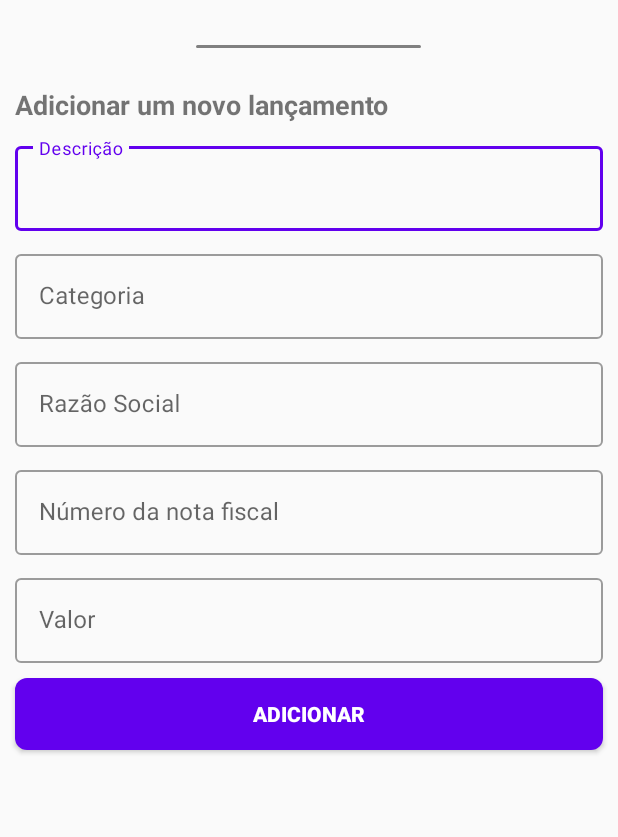
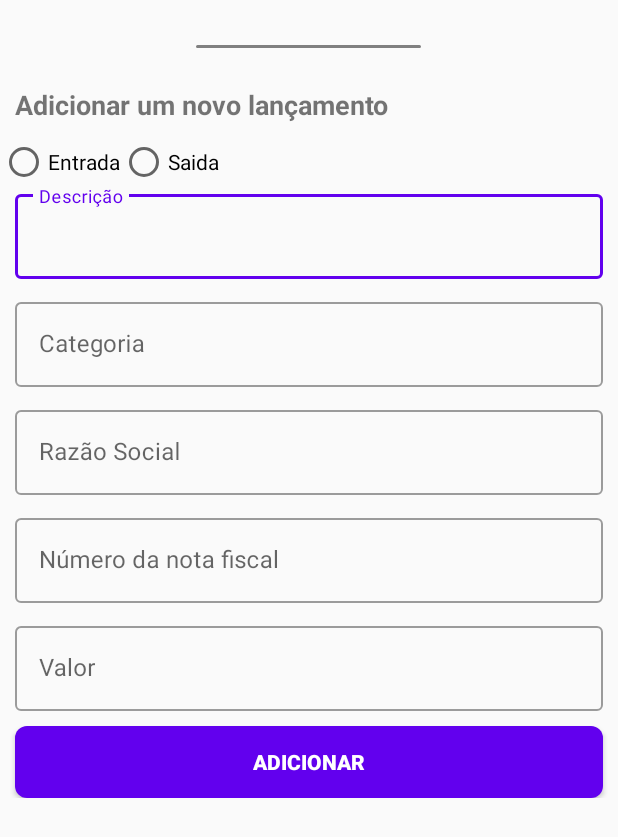
Before and after one commit to emersonfiwre/FinanceCasaDeDeus, an Android app: the layout dialog_single_input.xml on its own in the app's theme, with its tools: preview values and no code run, on a phone screen of 412 x 824 dp. Shown: the top 837 px of the screen. Run offline under Robolectric (Android 15) with nearby library versions, the light colour scheme and no system bars.

Commit message:
implements bottom sheet dialog, radio button and designers for add expenditure

```diff
--- a/app/src/main/java/br/com/casadedeus/fragment/MonthFragment.kt
+++ b/app/src/main/java/br/com/casadedeus/fragment/MonthFragment.kt
@@ -6,7 +6,6 @@ import android.view.LayoutInflater
 import android.view.View
 import android.view.ViewGroup
 import android.widget.Button
-import android.widget.ImageView
 import android.widget.TextView
 import androidx.fragment.app.Fragment
 import androidx.recyclerview.widget.LinearLayoutManager
@@ -14,26 +13,31 @@ import androidx.recyclerview.widget.RecyclerView
 import br.com.casadedeus.R
 import br.com.casadedeus.adapter.ExpenditureAdapter
 import br.com.casadedeus.model.ExpenditureModel
+import com.google.android.material.bottomsheet.BottomSheetBehavior
+import com.google.android.material.bottomsheet.BottomSheetDialog
+import kotlinx.android.synthetic.main.fragment_month.*
 import kotlinx.android.synthetic.main.fragment_month.view.*
 
-class MonthFragment: Fragment() {
+class MonthFragment : Fragment() {
 
     companion object {
-        fun newInstance(month : String): MonthFragment {
+        fun newInstance(month: String): MonthFragment {
             val args = Bundle()
-            args.putString("month",month);
+            args.putString("month", month);
             val fragment = MonthFragment()
             fragment.arguments = args
             return fragment
         }
     }
-
+    /*Design
+    * radio button https://dribbble.com/shots/9890260-Card-Theme-Switch-Light-Theme
+    * btnSave top rigth https://stackoverflow.com/questions/58651661/how-to-set-max-height-in-bottomsheetdialogfragment*/
     override fun onCreateView(
         inflater: LayoutInflater,
         container: ViewGroup?,
         savedInstanceState: Bundle?
     ): View? {
-        val view = inflater.inflate(R.layout.fragment_month,container,false)
+        val view = inflater.inflate(R.layout.fragment_month, container, false)
         val activity: Context = activity as Context
         val addLancamento = view.findViewById<Button>(R.id.add_lancamento)
         //****************** NÃO É NECESSÁRIO FINDVIEWBYID
@@ -43,17 +47,27 @@ class MonthFragment: Fragment() {
         //************
         val rvExpenditure = view.findViewById<RecyclerView>(R.id.rv_expenditure)
         val model = ExpenditureModel()
-        val adapter = ExpenditureAdapter(activity,model.getExpenditures())
+        val adapter = ExpenditureAdapter(activity, model.getExpenditures())
         rvExpenditure.adapter = adapter
         val linearLayoutManager = LinearLayoutManager(activity)
         rvExpenditure.layoutManager = linearLayoutManager
 
         view.back_month.setOnClickListener { getActivity()?.onBackPressed() }
 
-
         val month = arguments?.getString("month") as String
         view.month.text = month
 
+        view.add_lancamento.setOnClickListener {
+            val dialog = BottomSheetDialog(activity)
+            val bottomSheet = layoutInflater.inflate(R.layout.dialog_single_input, null)
+            dialog.setContentView(bottomSheet)
+            /*val mBehavior = BottomSheetBehavior.from(bottomSheet.parent as View);
+            mBehavior.setPeekHeight(600)*/
+            dialog.show()
+        }
+
         return view
     }
+
+
 }
--- /dev/null
+++ b/app/src/main/res/drawable/dialog_rounded.xml
@@ -0,0 +1,9 @@
+<?xml version="1.0" encoding="utf-8"?>
+<shape xmlns:android="http://schemas.android.com/apk/res/android"
+    android:shape="rectangle">
+    <solid android:color="@android:color/white" />
+    <corners
+        android:topLeftRadius="16dp"
+        android:topRightRadius="16dp" />
+
+</shape>
--- a/app/src/main/res/layout/dialog_single_input.xml
+++ b/app/src/main/res/layout/dialog_single_input.xml
@@ -1,9 +1,16 @@
 <?xml version="1.0" encoding="utf-8"?>
-<LinearLayout xmlns:android="http://schemas.android.com/apk/res/android"
+<ScrollView xmlns:android="http://schemas.android.com/apk/res/android"
     android:layout_width="match_parent"
     android:layout_height="match_parent"
+    xmlns:app="http://schemas.android.com/apk/res-auto"
+    android:orientation="vertical"
+    app:layout_behavior="android.support.design.widget.BottomSheetBehavior">
+
+    <LinearLayout
+        android:layout_width="match_parent"
+        android:layout_height="wrap_content"
+        android:paddingBottom="30dp"
         android:orientation="vertical">
-
 
         <View
             android:layout_width="150dp"
@@ -21,6 +28,26 @@
             android:text="@string/add_lancamento"
             android:textSize="18sp"
             android:textStyle="bold" />
+
+        <RadioGroup
+            android:layout_width="match_parent"
+            android:layout_height="wrap_content"
+            android:orientation="horizontal">
+
+            <RadioButton
+                android:id="@+id/radio_pirates"
+                android:layout_width="wrap_content"
+                android:layout_height="wrap_content"
+                android:onClick="onRadioButtonClicked"
+                android:text="@string/incoming" />
+
+            <RadioButton
+                android:id="@+id/radio_ninjas"
+                android:layout_width="wrap_content"
+                android:layout_height="wrap_content"
+                android:onClick="onRadioButtonClicked"
+                android:text="@string/outflow" />
+        </RadioGroup>
 
         <com.google.android.material.textfield.TextInputLayout
             style="@style/Widget.MaterialComponents.TextInputLayout.OutlinedBox"
@@ -107,5 +134,5 @@
             android:text="@string/add"
             android:textColor="@color/white"
             android:textStyle="bold" />
-
     </LinearLayout>
+</ScrollView>
--- a/app/src/main/res/values/strings.xml
+++ b/app/src/main/res/values/strings.xml
@@ -29,5 +29,7 @@
     <string name="add_lancamento">Adicionar um novo lançamento</string>
     <string name="year">Ano</string>
     <string name="months">Meses</string>
+    <string name="incoming">Entrada</string>
+    <string name="outflow">Saida</string>
 
 </resources>
--- a/app/src/main/res/values/styles.xml
+++ b/app/src/main/res/values/styles.xml
@@ -5,6 +5,8 @@
         <item name="colorPrimary">@color/colorPrimary</item>
         <item name="colorPrimaryDark">@color/colorPrimaryDark</item>
         <item name="colorAccent">@color/colorAccent</item>
+
+        <item name="bottomSheetDialogTheme">@style/AppBottomSheetDialogTheme</item>
 
         <!--item name="windowActionBar">false</item>
         <item name="windowNoTitle">true</item>
@@ -16,4 +18,17 @@
         <item name="android:textColorPrimary">@color/black</item> // you can change the color of the yearPiker dialog
     </style>
 
+
+    <style name="AppBottomSheetDialogTheme"
+        parent="Theme.Design.Light.BottomSheetDialog">
+        <item name="bottomSheetStyle">@style/AppModalStyle</item>
+    </style>
+
+    <style name="AppModalStyle"
+        parent="Widget.Design.BottomSheet.Modal">
+        <item name="android:background">@drawable/dialog_rounded</item>
+        <item name="behavior_peekHeight">600dp</item>
+    </style>
+
+
 </resources>
```
Lines whose indentation alone changed are shown as unchanged.
